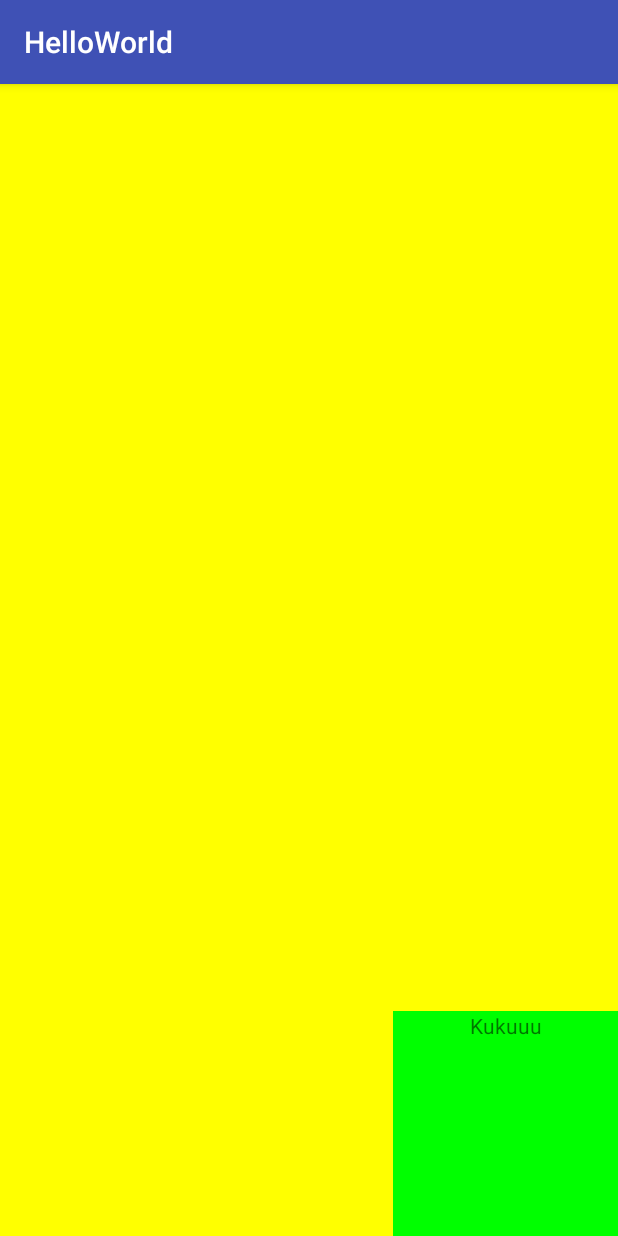
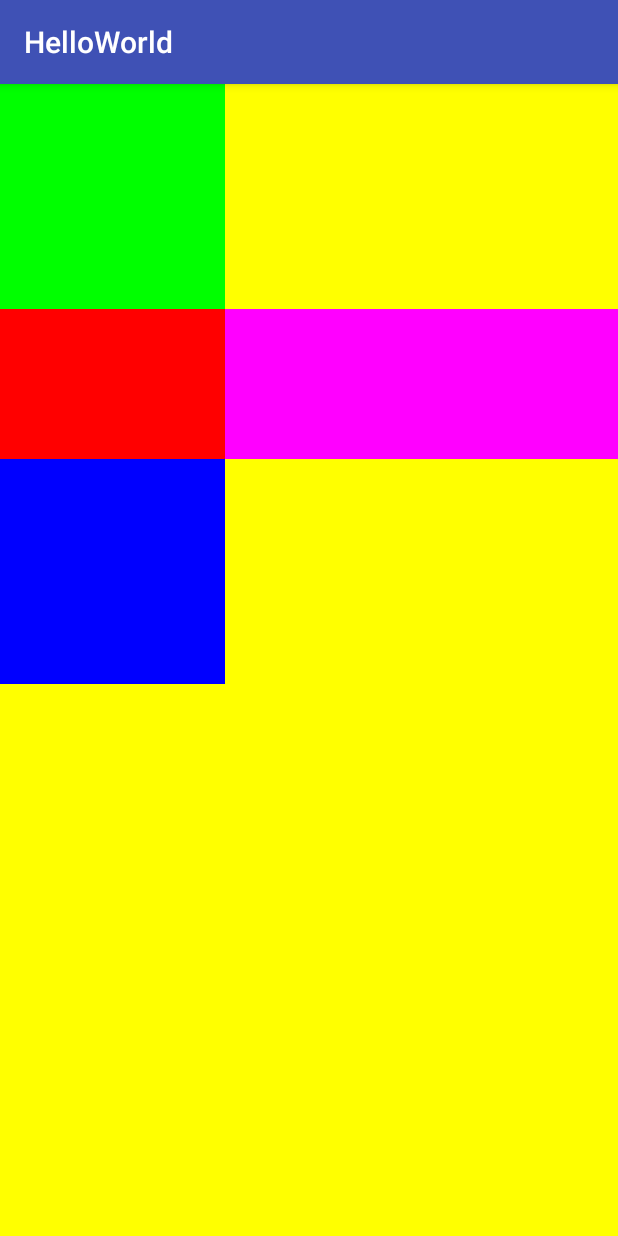
Before and after one commit to wxf22105/Test2, an Android app: the screen it shows after launch (XMyActivity), on a phone screen of 412 x 824 dp. Run offline under Robolectric (Android 15) with nearby library versions, the phone set to English and light mode, and no system bars.

Commit message:
032 RelativeLayout

```diff
--- a/app/src/main/res/layout/activity_xmy.xml
+++ b/app/src/main/res/layout/activity_xmy.xml
@@ -1,19 +1,46 @@
 <?xml version="1.0" encoding="utf-8"?>
 
-<LinearLayout xmlns:android="http://schemas.android.com/apk/res/android"
+<RelativeLayout xmlns:android="http://schemas.android.com/apk/res/android"
     android:layout_width="match_parent"
     android:layout_height="match_parent"
     android:background= "@color/xYellow"
-    android:orientation = "vertical"
-    android:gravity="bottom"
     >
-    <TextView
+
+    <View
+        android:id="@+id/xViewGreen"
         android:layout_width="150dp"
         android:layout_height="150dp"
-        android:layout_gravity="right"
         android:background = "#0F0"
-        android:text="@string/xMessage1"
-        android:gravity="top|center_horizontal"
     />
 
-></LinearLayout>
+    <View
+        android:id="@+id/xViewRed"
+        android:layout_width="150dp"
+        android:layout_height="100dp"
+        android:background = "#F00"
+        android:layout_below="@id/xViewGreen"
+    />
+
+    <View
+        android:id="@+id/xViewBlue"
+        android:layout_width="150dp"
+        android:layout_height="150dp"
+        android:background = "#00F"
+        android:layout_below="@id/xViewRed"
+        />
+
+    <View
+        android:id="@+id/xViewMag"
+        android:layout_width="0dp"
+        android:layout_height="0dp"
+        android:background = "#F0F"
+
+        android:layout_alignParentRight="true"
+
+        android:layout_toRightOf="@id/xViewRed"
+
+        android:layout_below="@id/xViewGreen"
+        android:layout_above="@id/xViewBlue"
+        />
+
+></RelativeLayout>
```
